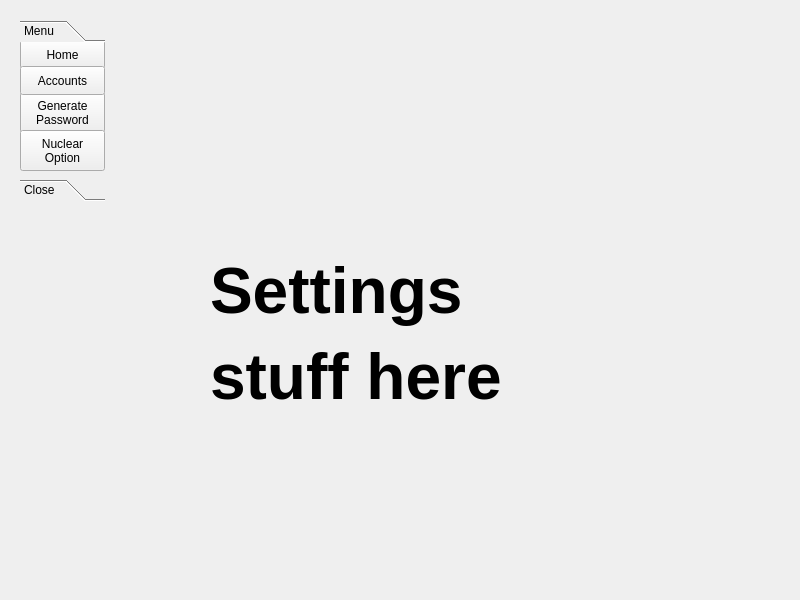
Above: res/UI Forms/SettingsForm.ui from gsm999/TeamBlue_Porcupass before the change. Below: the same form after it.
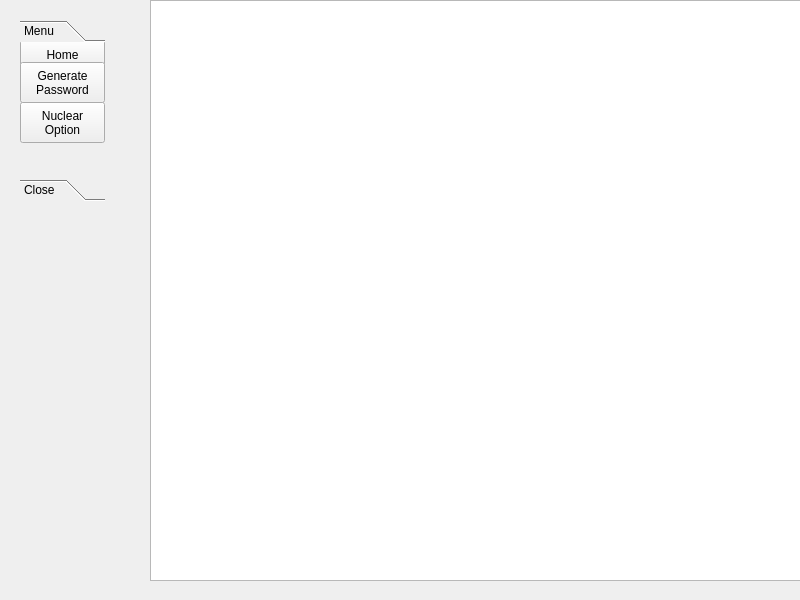
That is the form after the change. The open tabs and pages were chosen to show the change.

Commit message: Settingd Page Placeholder Buttons

```diff
--- a/res/UI Forms/SettingsForm.ui
+++ b/res/UI Forms/SettingsForm.ui
@@ -82,7 +82,7 @@
      <property name="geometry">
       <rect>
        <x>0</x>
-       <y>50</y>
+       <y>20</y>
        <width>85</width>
        <height>41</height>
       </rect>
@@ -99,7 +99,7 @@
      <property name="geometry">
       <rect>
        <x>0</x>
-       <y>88</y>
+       <y>60</y>
        <width>85</width>
        <height>41</height>
       </rect>
@@ -109,19 +109,6 @@
 Option</string>
      </property>
     </widget>
-    <widget class="QPushButton" name="Accounts_Button">
-     <property name="geometry">
-      <rect>
-       <x>0</x>
-       <y>24</y>
-       <width>85</width>
-       <height>29</height>
-      </rect>
-     </property>
-     <property name="text">
-      <string>Accounts</string>
-     </property>
-    </widget>
    </widget>
    <widget class="QWidget" name="page">
     <property name="geometry">
@@ -137,18 +124,26 @@
     </attribute>
    </widget>
   </widget>
-  <widget class="QLabel" name="label">
+  <widget class="QTreeWidget" name="SettingsTree">
    <property name="geometry">
     <rect>
-     <x>210</x>
-     <y>220</y>
-     <width>541</width>
-     <height>231</height>
+     <x>150</x>
+     <y>0</y>
+     <width>651</width>
+     <height>581</height>
     </rect>
    </property>
-   <property name="text">
-    <string>&lt;html&gt;&lt;head/&gt;&lt;body&gt;&lt;p&gt;&lt;span style=&quot; font-size:48pt; font-weight:700;&quot;&gt;Settings &lt;/span&gt;&lt;/p&gt;&lt;p&gt;&lt;span style=&quot; font-size:48pt; font-weight:700;&quot;&gt;stuff here&lt;/span&gt;&lt;/p&gt;&lt;/body&gt;&lt;/html&gt;</string>
+   <property name="autoFillBackground">
+    <bool>true</bool>
    </property>
+   <attribute name="headerVisible">
+    <bool>false</bool>
+   </attribute>
+   <column>
+    <property name="text">
+     <string/>
+    </property>
+   </column>
   </widget>
  </widget>
  <resources/>
```
Left out of the diff: 2 changed lines with no effect on the pictures. The commit also changes 2 other files.
